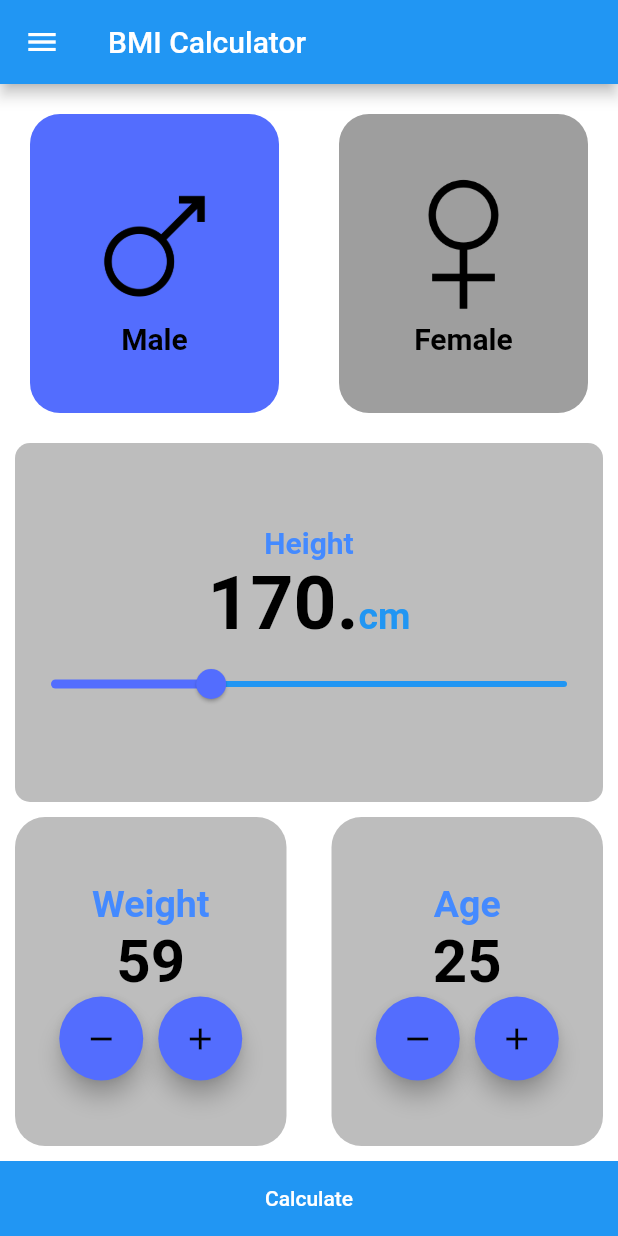
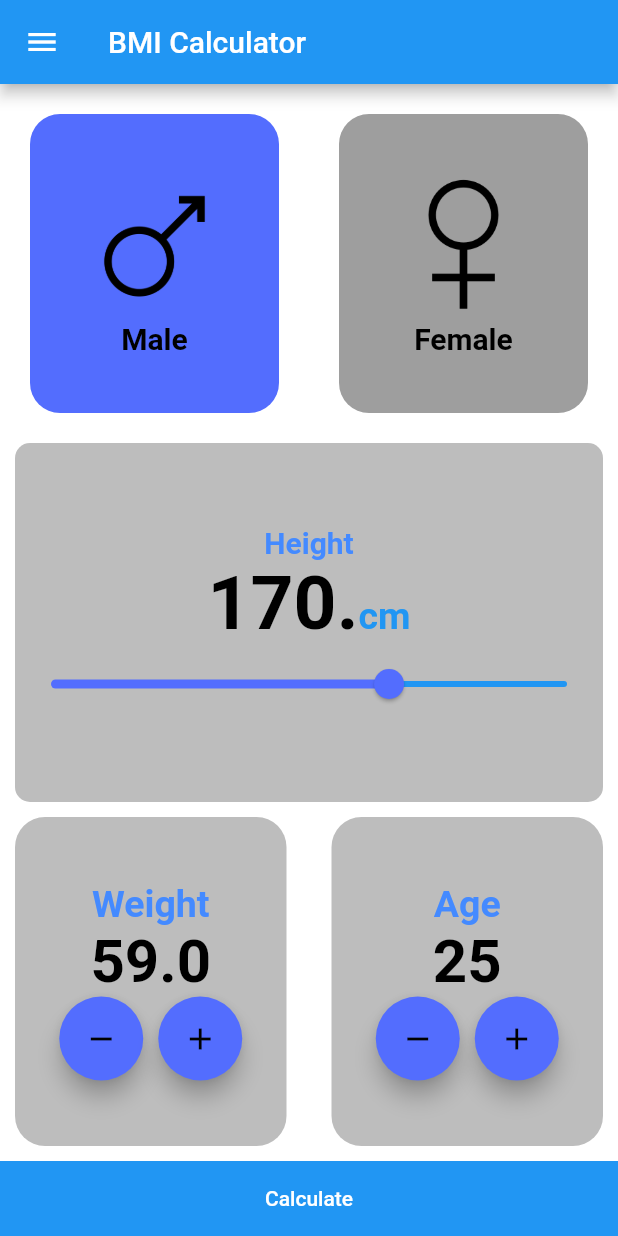
Before and after one commit to HassanEmad0010/BMI_CLACULATOR, a Flutter app: the screen it shows after launch, after a tap on the "remove" icon, on a phone screen of 412 x 824 dp. Run offline on Flutter 3.47's test engine with Material 2 defaults, Android fonts, the phone set to English and light mode, and no system bars; our stand-ins replace flutter_bloc.

Commit message:
Bloc Provider for Height, male and female, height without problems

```diff
--- /dev/null
+++ b/lib/Cubit/ClaculateCubit/CalculateStateState.dart
@@ -0,0 +1,10 @@
+
+
+abstract class CalculateState {}
+
+class InitialCalculateState extends CalculateState {}
+
+class NavigationCalculateState extends CalculateState {}
+
+
+class ReloadCalculateState extends CalculateState {}
--- /dev/null
+++ b/lib/Cubit/ClaculateCubit/Calculate_Cubit.dart
@@ -0,0 +1,33 @@
+
+import 'dart:math';
+
+import 'package:flutter_bloc/flutter_bloc.dart';
+
+import 'CalculateStateState.dart';
+
+class CalculateCubit extends Cubit<CalculateState>{
+  CalculateCubit():super(InitialCalculateState());
+
+
+  int calculateBmiMethode ({required double height, required double weight,})
+  {
+    double res = weight / pow(height / 100, 2);
+    int resInt = res.round();
+    emit(NavigationCalculateState());
+    return resInt;
+
+
+  }
+
+
+
+
+
+
+
+
+
+
+
+
+}
--- a/lib/Cubit/WeightCubit/Weight_Cubit.dart
+++ b/lib/Cubit/WeightCubit/Weight_Cubit.dart
@@ -6,8 +6,8 @@ class WeightCubit extends Cubit<WeightState>{
 
   WeightCubit():super(InitialWeightState());
 
-  int weight=60;
-  void getWeight ({required int weight,required String inc_dec} ){
+  double weight=60;
+  void getWeight ({required double weight,required String inc_dec} ){
 
     if (inc_dec =="I")
       {
--- a/lib/modules/app.dart
+++ b/lib/modules/app.dart
@@ -5,10 +5,12 @@ import 'dart:math';
 
 import 'package:bmiapp/Cubit/AgeCubit/Age_Cubit.dart';
 import 'package:bmiapp/Cubit/AgeCubit/Age_State.dart';
+import 'package:bmiapp/Cubit/ClaculateCubit/CalculateStateState.dart';
+import 'package:bmiapp/Cubit/ClaculateCubit/Calculate_Cubit.dart';
 import 'package:bmiapp/Cubit/GenderCubit/Gender_Cubit.dart';
 import 'package:bmiapp/Cubit/GenderCubit/Gender_State.dart';
 import 'package:bmiapp/Cubit/HeightCubit/Height_Cubit.dart';
-import 'package:bmiapp/Cubit/HeightCubit/Weight_State.dart';
+import 'package:bmiapp/Cubit/HeightCubit/Height_State.dart';
 import 'package:bmiapp/Cubit/WeightCubit/Weight_Cubit.dart';
 import 'package:bmiapp/Cubit/WeightCubit/Weight_State.dart';
 import 'package:bmiapp/componants/componants.sharedcomponant/componant.dart';
@@ -17,13 +19,21 @@ import 'package:flutter_bloc/flutter_bloc.dart';
 import 'ResualtScreen.dart';
 
 class BMIapp extends StatelessWidget {
-  bool isMale = true;
+/*  bool isMale = true;
   double height = 120;
   int age = 0;
-  int weight = 60;
+  int weight = 60;*/
+   int result=0;
 
   @override
   Widget build(BuildContext context) {
+
+   /* bool isMale = BlocProvider.of<GenderCubit>(context).genderIsMale;
+    double height =  BlocProvider.of<HeightCubit>(context).Height;
+    int age = BlocProvider.of<AgeCubit>(context).num;
+    int weight = BlocProvider.of<WeightCubit>(context).weight;
+*/
+
     return Scaffold(
       appBar: AppBar(
         leading: const Icon(Icons.menu),
@@ -165,7 +175,7 @@ class BMIapp extends StatelessWidget {
                               inactiveColor: Colors.blue,
                               activeColor: Colors.indigoAccent,
                               thumbColor: Colors.indigoAccent,
-                              value: height,
+                              value:  BlocProvider.of<HeightCubit>(context).Height,
                               max: 220,
                               min: 75,
                               onChanged: (value) {
@@ -298,29 +308,14 @@ class BMIapp extends StatelessWidget {
               color: Colors.blue,
               child: MaterialButton(
                 height: 50,
-                /*
-                      onPressed: (){
-                        Navigator.of(context).pushNamed('/settings');
-                      },*/
 
                 onPressed: () {
-                  double res = weight / pow(height / 100, 2);
-                  print("res is $res");
-                  int resInt = res.round();
-                  print("res int is $resInt");
 
-                  Navigator.of(context).push(
-                    MaterialPageRoute(builder: (context) {
-                      return ResultScreen(
-                          result: resInt, age: age, isMale: isMale);
-                    }),
+                  result= BlocProvider.of<CalculateCubit>(context).calculateBmiMethode(
+                      weight: BlocProvider.of<WeightCubit>(context).weight,
+                      height:  BlocProvider.of<HeightCubit>(context).Height,
                   );
-                  /*
-                        Navigator.push(context,
-                            MaterialPageRoute(builder:
-                            (context)=>ResultScreen(),
-                            ),
-                        );*/
+
                 },
                 child: const Text(
                   "Calculate",
```
Also changed, not shown: lib/Cubit/HeightCubit/Height_Cubit.dart (+1 -11 lines), lib/Cubit/HeightCubit/Height_State.dart (renamed from lib/Cubit/HeightCubit/Weight_State.dart).
